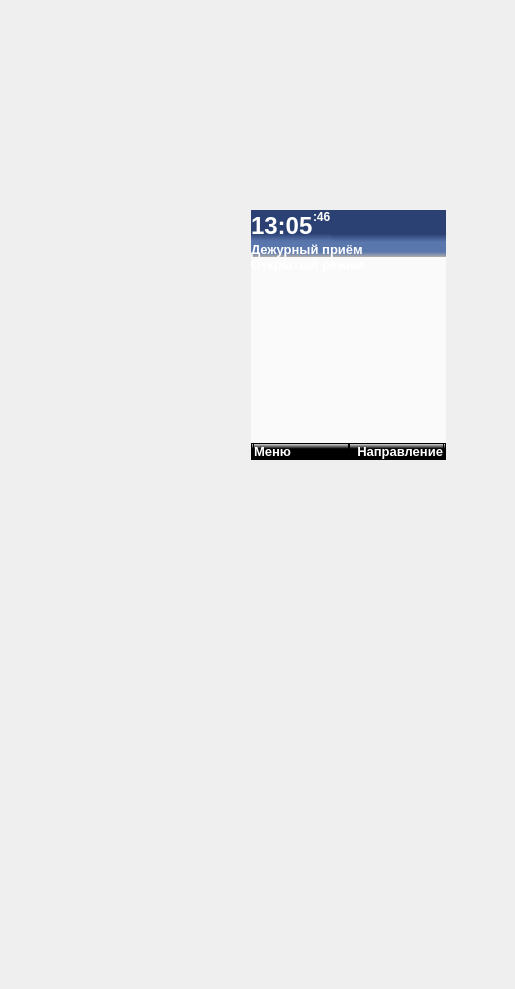
Old version of the form mainwindow.ui in the repository COOLIRON2311/azart-p.
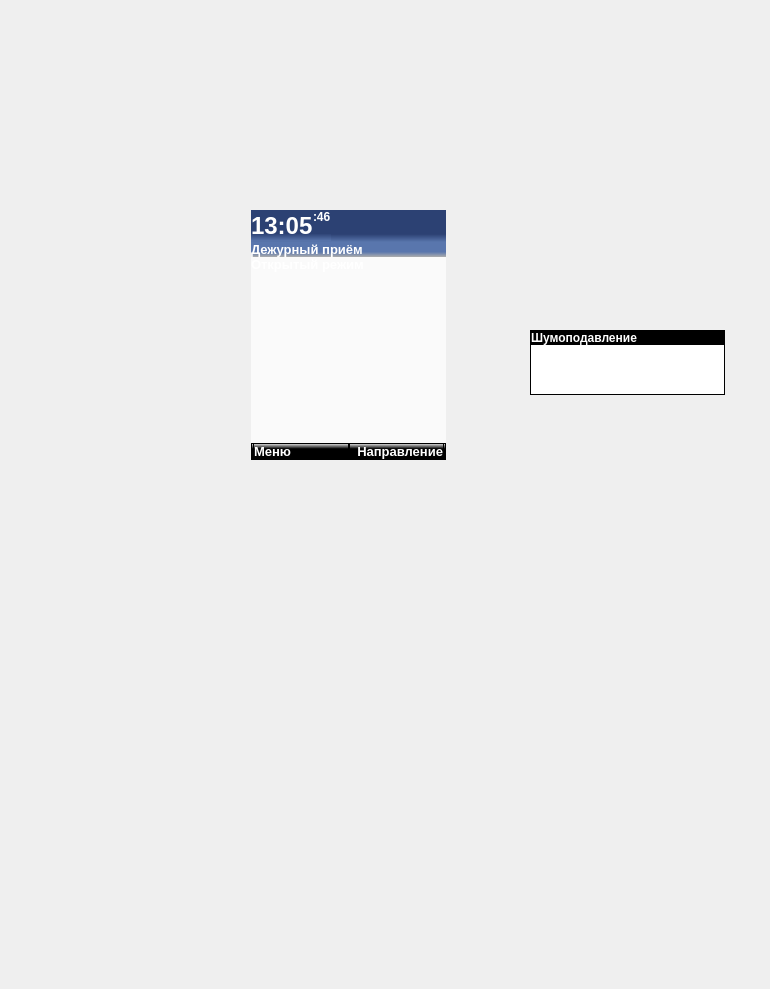
New version of the form. The open tabs and pages were chosen to show the change. Icons and pictures are not drawn.

Commit message: added noise and volume banners(without interaction)

Patch:
```diff
--- a/mainwindow.ui
+++ b/mainwindow.ui
@@ -6,7 +6,7 @@
    <rect>
     <x>0</x>
     <y>0</y>
-    <width>515</width>
+    <width>770</width>
     <height>989</height>
    </rect>
   </property>
@@ -7348,8 +7348,8 @@
    <widget class="QStackedWidget" name="modals">
     <property name="geometry">
      <rect>
-      <x>250</x>
-      <y>210</y>
+      <x>540</x>
+      <y>20</y>
       <width>195</width>
       <height>250</height>
      </rect>
@@ -7676,6 +7676,204 @@
      </widget>
     </widget>
    </widget>
+   <widget class="QStackedWidget" name="atuners">
+    <property name="geometry">
+     <rect>
+      <x>530</x>
+      <y>280</y>
+      <width>195</width>
+      <height>250</height>
+     </rect>
+    </property>
+    <widget class="QWidget" name="no_tuners"/>
+    <widget class="QWidget" name="volume">
+     <widget class="QWidget" name="widget_31" native="true">
+      <property name="geometry">
+       <rect>
+        <x>0</x>
+        <y>50</y>
+        <width>195</width>
+        <height>50</height>
+       </rect>
+      </property>
+      <property name="styleSheet">
+       <string notr="true">#widget_31 {
+	background: white;
+	border: 1px solid;
+}</string>
+      </property>
+      <layout class="QVBoxLayout" name="verticalLayout_47">
+       <property name="spacing">
+        <number>2</number>
+       </property>
+       <property name="leftMargin">
+        <number>1</number>
+       </property>
+       <property name="topMargin">
+        <number>1</number>
+       </property>
+       <property name="rightMargin">
+        <number>1</number>
+       </property>
+       <property name="bottomMargin">
+        <number>1</number>
+       </property>
+       <item>
+        <widget class="QLabel" name="label_23">
+         <property name="sizePolicy">
+          <sizepolicy hsizetype="Preferred" vsizetype="Fixed">
+           <horstretch>0</horstretch>
+           <verstretch>0</verstretch>
+          </sizepolicy>
+         </property>
+         <property name="font">
+          <font>
+           <weight>75</weight>
+           <bold>true</bold>
+          </font>
+         </property>
+         <property name="styleSheet">
+          <string notr="true">background: black; color: white;</string>
+         </property>
+         <property name="text">
+          <string>Громкость</string>
+         </property>
+        </widget>
+       </item>
+       <item>
+        <layout class="QHBoxLayout" name="horizontalLayout_69">
+         <item>
+          <widget class="QLabel" name="label_89">
+           <property name="styleSheet">
+            <string notr="true">image: url(:/resources/volume_9.png)</string>
+           </property>
+           <property name="text">
+            <string/>
+           </property>
+          </widget>
+         </item>
+         <item>
+          <widget class="QLabel" name="label_90">
+           <property name="maximumSize">
+            <size>
+             <width>24</width>
+             <height>16777215</height>
+            </size>
+           </property>
+           <property name="styleSheet">
+            <string notr="true">border-image: url(:/resources/arrs_up_down.png)</string>
+           </property>
+           <property name="text">
+            <string/>
+           </property>
+          </widget>
+         </item>
+        </layout>
+       </item>
+      </layout>
+     </widget>
+    </widget>
+    <widget class="QWidget" name="noise">
+     <widget class="QWidget" name="widget_32" native="true">
+      <property name="geometry">
+       <rect>
+        <x>0</x>
+        <y>50</y>
+        <width>195</width>
+        <height>65</height>
+       </rect>
+      </property>
+      <property name="styleSheet">
+       <string notr="true">#widget_32 {
+	background: white;
+	border: 1px solid;
+}</string>
+      </property>
+      <layout class="QVBoxLayout" name="verticalLayout_48">
+       <property name="spacing">
+        <number>2</number>
+       </property>
+       <property name="leftMargin">
+        <number>1</number>
+       </property>
+       <property name="topMargin">
+        <number>1</number>
+       </property>
+       <property name="rightMargin">
+        <number>1</number>
+       </property>
+       <property name="bottomMargin">
+        <number>1</number>
+       </property>
+       <item>
+        <widget class="QLabel" name="label_91">
+         <property name="sizePolicy">
+          <sizepolicy hsizetype="Preferred" vsizetype="Fixed">
+           <horstretch>0</horstretch>
+           <verstretch>0</verstretch>
+          </sizepolicy>
+         </property>
+         <property name="font">
+          <font>
+           <weight>75</weight>
+           <bold>true</bold>
+          </font>
+         </property>
+         <property name="styleSheet">
+          <string notr="true">background: black; color: white;</string>
+         </property>
+         <property name="text">
+          <string>Шумоподавление</string>
+         </property>
+        </widget>
+       </item>
+       <item>
+        <layout class="QHBoxLayout" name="horizontalLayout_70">
+         <item>
+          <widget class="QLabel" name="label_92">
+           <property name="styleSheet">
+            <string notr="true">image: url(:/resources/volume_9.png)</string>
+           </property>
+           <property name="text">
+            <string/>
+           </property>
+          </widget>
+         </item>
+         <item>
+          <widget class="QLabel" name="label_93">
+           <property name="maximumSize">
+            <size>
+             <width>24</width>
+             <height>16777215</height>
+            </size>
+           </property>
+           <property name="styleSheet">
+            <string notr="true">border-image: url(:/resources/arrs_up_down.png)</string>
+           </property>
+           <property name="text">
+            <string/>
+           </property>
+          </widget>
+         </item>
+        </layout>
+       </item>
+       <item>
+        <widget class="QLabel" name="label_94">
+         <property name="sizePolicy">
+          <sizepolicy hsizetype="Preferred" vsizetype="Fixed">
+           <horstretch>0</horstretch>
+           <verstretch>0</verstretch>
+          </sizepolicy>
+         </property>
+         <property name="text">
+          <string/>
+         </property>
+        </widget>
+       </item>
+      </layout>
+     </widget>
+    </widget>
+   </widget>
   </widget>
   <widget class="QMenuBar" name="menuBar">
    <property name="geometry">
```
Left out of the diff: 4 changed lines with no effect on the pictures. The commit also changes 21 other files.
